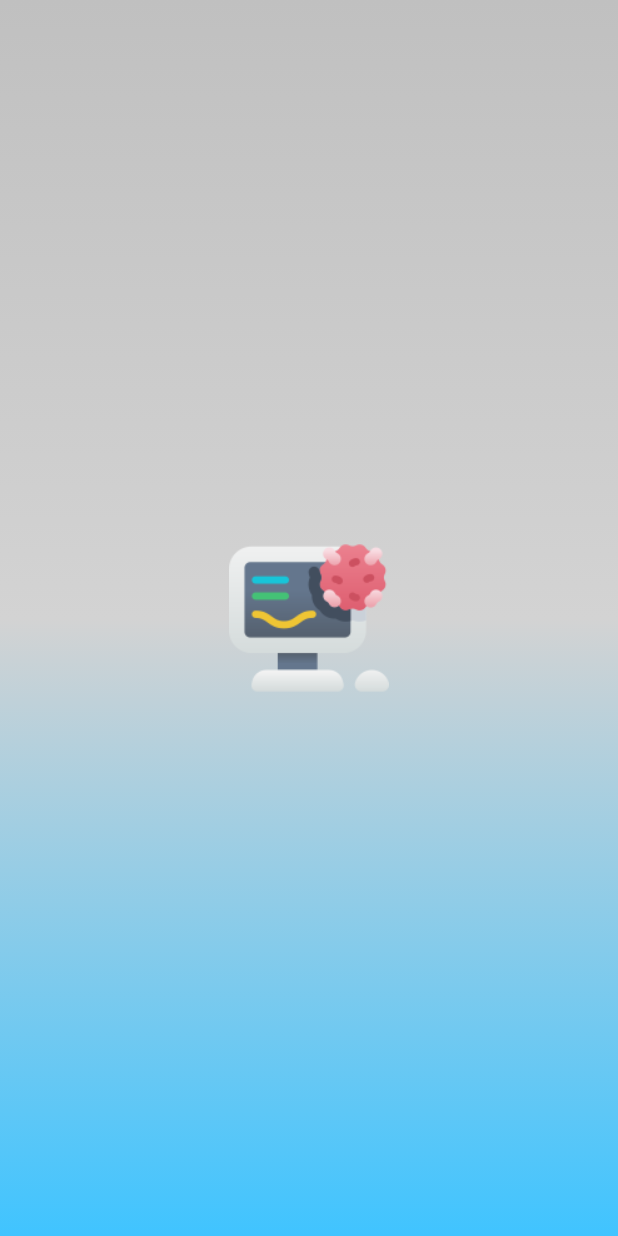
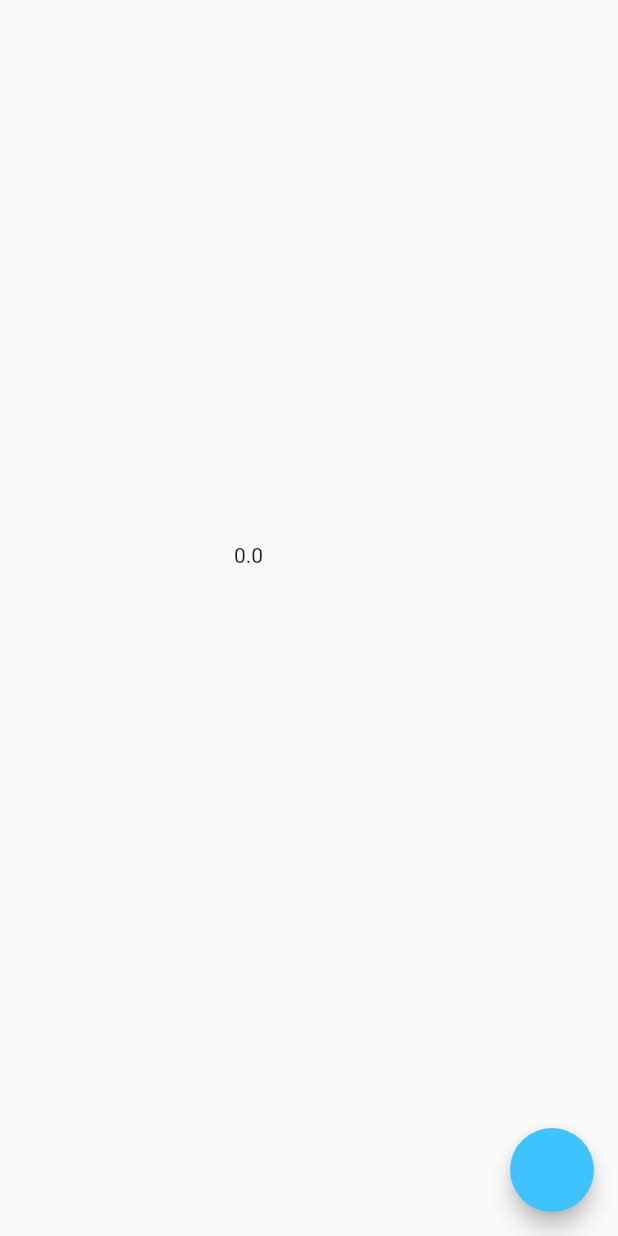
Before and after one commit to LuizFelipe-5/covid_data, a Flutter app: the first screen one second after launch, on a phone screen of 412 x 824 dp. Run offline on Flutter 3.47's test engine with Material 2 defaults, Android fonts, the phone set to English and light mode, and no system bars; our stand-ins replace animate_do, dio, flutter_mobx, get_it, hive, mobx; accounts and stored records are empty; generated files the repository leaves out were written again.

Commit message:
:tada: animation example

```diff
--- a/lib/app/app.dart
+++ b/lib/app/app.dart
@@ -3,6 +3,7 @@ import 'package:covid_data/app/pages/continents_page/continents_page.dart';
 import 'package:covid_data/app/pages/countries_page/countries_data.dart';
 import 'package:covid_data/app/pages/countries_page/countries_page.dart';
 import 'package:covid_data/app/pages/details_page/details_page.dart';
+import 'package:covid_data/app/pages/example.dart';
 import 'package:covid_data/app/pages/favorites_page/favorites_page.dart';
 import 'package:covid_data/app/pages/splash_screen_page/splash_screen_page.dart';
 import 'package:covid_data/app/utils/colors.dart';
@@ -22,7 +23,7 @@ class MyApp extends StatelessWidget {
         colorScheme: ColorScheme.fromSwatch(primarySwatch: Colors.blue)
             .copyWith(secondary: secondaryColor),
       ),
-      initialRoute: SplashScreenPage.routeName,
+      initialRoute: Example.routeName,
       onGenerateRoute: (settings) {
         // colocar rotas sem parametro
         if (settings.name == SplashScreenPage.routeName) {
@@ -52,6 +53,11 @@ class MyApp extends StatelessWidget {
             return const FavoritesPage();
           });
         }
+        if (settings.name == Example.routeName) {
+          return MaterialPageRoute(builder: (context) {
+            return const Example();
+          });
+        }
       },
     );
   }
--- /dev/null
+++ b/lib/app/pages/example.dart
@@ -0,0 +1,58 @@
+import 'package:flutter/animation.dart';
+import 'package:flutter/material.dart';
+
+class Example extends StatefulWidget {
+  const Example({Key? key}) : super(key: key);
+  static const String routeName = '/Example';
+
+  @override
+  _ExampleState createState() => _ExampleState();
+}
+
+class _ExampleState extends State<Example> with SingleTickerProviderStateMixin {
+  late Animation<double> animation;
+  late AnimationController animationController;
+
+  @override
+  void initState() {
+    super.initState();
+    animationController = AnimationController(
+      vsync: this,
+      duration: const Duration(seconds: 2),
+    );
+    animation = Tween<double>(begin: 0.0, end: 1.0).animate(CurvedAnimation(
+      parent: animationController,
+      curve: Curves.bounceInOut,
+    ));
+  }
+
+  @override
+  Widget build(BuildContext context) {
+    return Scaffold(
+      body: Center(
+        child: AnimatedBuilder(
+            animation: animation,
+            builder: (context, snapshot) {
+              return Transform.rotate(
+                angle: 0.785 * animation.value,
+                child: Container(
+                  height: 100 + (100 * animation.value),
+                  width: 100 + (100 * animation.value),
+                  color: Colors.red.withOpacity(animation.value),
+                  child: Text(animation.value.toString()),
+                ),
+              );
+            }),
+      ),
+      floatingActionButton: FloatingActionButton(
+        onPressed: () {
+          if (animationController.isCompleted) {
+            animationController.reverse();
+          } else {
+            animationController.forward();
+          }
+        },
+      ),
+    );
+  }
+}
```
Also changed, not shown: 1 other file.
